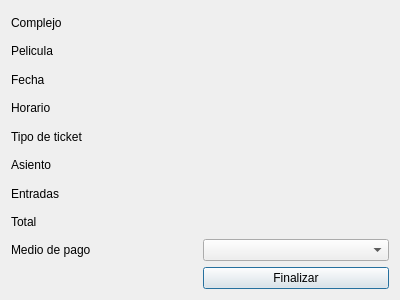
This is Proyecto_Cine/pago.ui in moyeta-tech/Cine as Qt 5 draws it before an edit. The edited form follows.
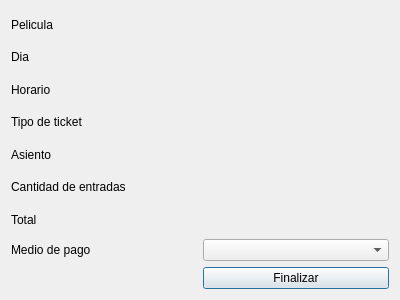
This is the edited form.

The edit to the form file:
```diff
--- a/Proyecto_Cine/pago.ui
+++ b/Proyecto_Cine/pago.ui
@@ -16,35 +16,66 @@
   <layout class="QHBoxLayout" name="horizontalLayout">
    <item>
     <layout class="QGridLayout" name="gridLayout">
+     <item row="7" column="0">
+      <widget class="QLabel" name="label_17">
+       <property name="text">
+        <string>Medio de pago</string>
+       </property>
+      </widget>
+     </item>
+     <item row="1" column="1">
+      <widget class="QLabel" name="label_dia">
+       <property name="text">
+        <string/>
+       </property>
+      </widget>
+     </item>
+     <item row="4" column="1">
+      <widget class="QLabel" name="label_asiento">
+       <property name="text">
+        <string/>
+       </property>
+      </widget>
+     </item>
+     <item row="4" column="0">
+      <widget class="QLabel" name="label_15">
+       <property name="text">
+        <string>Asiento</string>
+       </property>
+      </widget>
+     </item>
+     <item row="6" column="0">
+      <widget class="QLabel" name="label_11">
+       <property name="text">
+        <string>Total</string>
+       </property>
+      </widget>
+     </item>
+     <item row="7" column="1">
+      <widget class="QComboBox" name="comboBox_medios"/>
+     </item>
      <item row="2" column="0">
-      <widget class="QLabel" name="label_4">
+      <widget class="QLabel" name="label_3">
        <property name="text">
-        <string>Fecha</string>
+        <string>Horario</string>
+       </property>
+      </widget>
+     </item>
+     <item row="0" column="0">
+      <widget class="QLabel" name="label_2">
+       <property name="text">
+        <string>Pelicula</string>
        </property>
       </widget>
      </item>
      <item row="0" column="1">
-      <widget class="QLabel" name="label_sucursal">
+      <widget class="QLabel" name="label_pelicula">
        <property name="text">
         <string/>
        </property>
       </widget>
      </item>
-     <item row="3" column="1">
-      <widget class="QLabel" name="label_horario">
-       <property name="text">
-        <string/>
-       </property>
-      </widget>
-     </item>
-     <item row="6" column="1">
-      <widget class="QLabel" name="label_cantidad">
-       <property name="text">
-        <string/>
-       </property>
-      </widget>
-     </item>
-     <item row="9" column="1">
+     <item row="8" column="1">
       <widget class="QPushButton" name="Boton_finalizar">
        <property name="text">
         <string>Finalizar</string>
@@ -52,93 +83,48 @@
       </widget>
      </item>
      <item row="5" column="1">
-      <widget class="QLabel" name="label_asiento">
+      <widget class="QLabel" name="label_cantidad">
        <property name="text">
         <string/>
        </property>
       </widget>
      </item>
-     <item row="8" column="1">
-      <widget class="QComboBox" name="comboBox_medios"/>
+     <item row="5" column="0">
+      <widget class="QLabel" name="label_10">
+       <property name="text">
+        <string>Cantidad de entradas</string>
+       </property>
+      </widget>
      </item>
-     <item row="4" column="1">
+     <item row="3" column="1">
       <widget class="QLabel" name="label_tipo">
        <property name="text">
         <string/>
        </property>
       </widget>
      </item>
-     <item row="1" column="1">
-      <widget class="QLabel" name="label_pelicula">
+     <item row="6" column="1">
+      <widget class="QLabel" name="label_total">
        <property name="text">
         <string/>
        </property>
       </widget>
      </item>
      <item row="2" column="1">
-      <widget class="QLabel" name="label_fecha">
+      <widget class="QLabel" name="label_horario">
        <property name="text">
         <string/>
        </property>
       </widget>
      </item>
      <item row="1" column="0">
-      <widget class="QLabel" name="label_2">
+      <widget class="QLabel" name="label_4">
        <property name="text">
-        <string>Pelicula</string>
-       </property>
-      </widget>
-     </item>
-     <item row="6" column="0">
-      <widget class="QLabel" name="label_10">
-       <property name="text">
-        <string>Entradas</string>
-       </property>
-      </widget>
-     </item>
-     <item row="8" column="0">
-      <widget class="QLabel" name="label_17">
-       <property name="text">
-        <string>Medio de pago</string>
-       </property>
-      </widget>
-     </item>
-     <item row="7" column="1">
-      <widget class="QLabel" name="label_total">
-       <property name="text">
-        <string/>
-       </property>
-      </widget>
-     </item>
-     <item row="7" column="0">
-      <widget class="QLabel" name="label_11">
-       <property name="text">
-        <string>Total</string>
+        <string>Dia</string>
        </property>
       </widget>
      </item>
      <item row="3" column="0">
-      <widget class="QLabel" name="label_3">
-       <property name="text">
-        <string>Horario</string>
-       </property>
-      </widget>
-     </item>
-     <item row="0" column="0">
-      <widget class="QLabel" name="label">
-       <property name="text">
-        <string>Complejo</string>
-       </property>
-      </widget>
-     </item>
-     <item row="5" column="0">
-      <widget class="QLabel" name="label_15">
-       <property name="text">
-        <string>Asiento</string>
-       </property>
-      </widget>
-     </item>
-     <item row="4" column="0">
       <widget class="QLabel" name="label_16">
        <property name="text">
         <string>Tipo de ticket</string>
```
